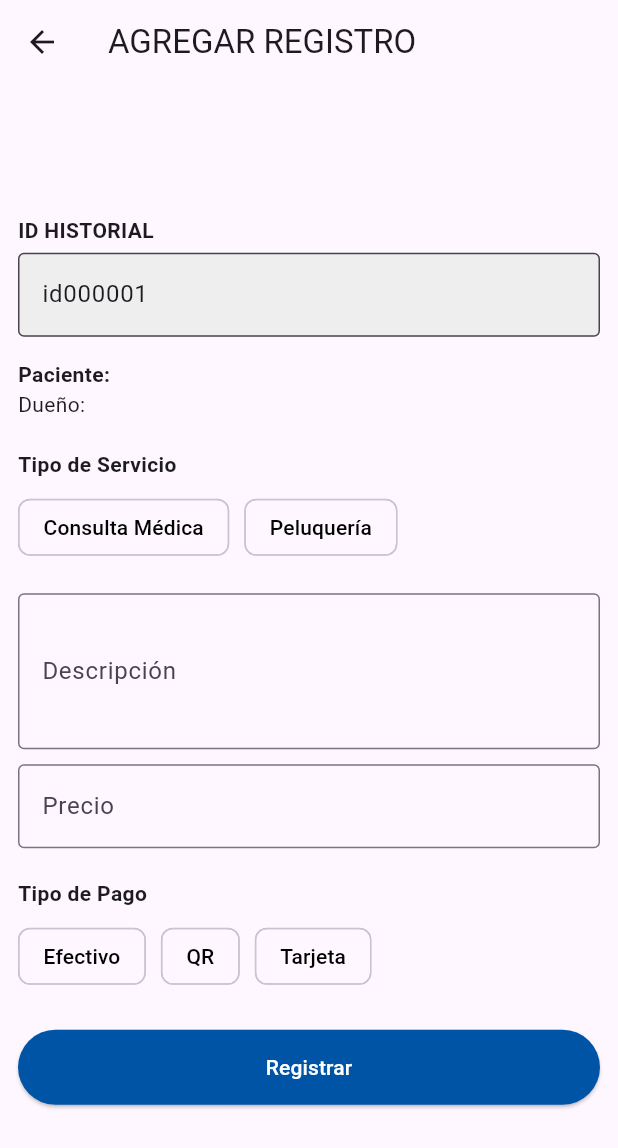
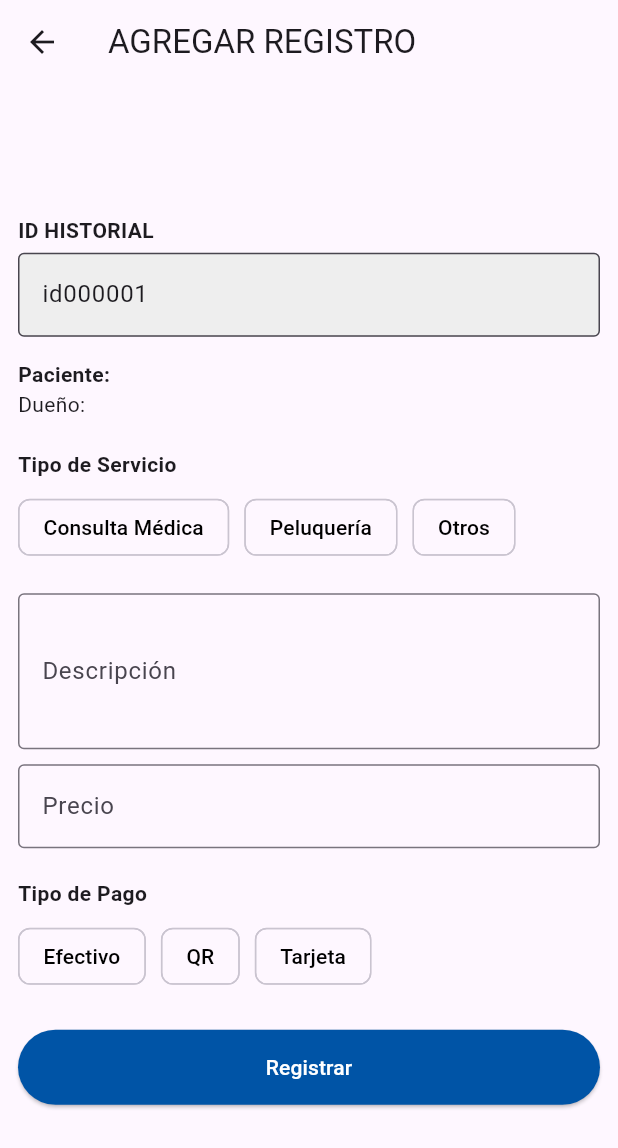
Before and after one commit to Brafa99/veterinaria_pandy, a Flutter app: the HistorialCreatePage screen opened directly, on a phone screen of 412 x 824 dp. Shown: the top 1148 px of the screen. Run offline on Flutter 3.47's test engine with Material 3 defaults, Android fonts, the phone set to English and light mode, and no system bars; our stand-ins replace cloud_firestore, firebase_auth, firebase_core, fl_chart, image_picker, pdf and 3 more; missing offline and left inert: dart:html; accounts and stored records are empty; project files that could hold a hidden picture were left out.

Commit message:
firebase_migracion5

```diff
--- a/lib/historial/historial_create_page.dart
+++ b/lib/historial/historial_create_page.dart
@@ -18,6 +18,7 @@ class _HistorialCreatePageState extends State<HistorialCreatePage> {
   bool loading = false;
 
   String tipoServicio = "";
+
   String tipoPago = "";
 
   String previewId = ""; // 🔥 ID visual
@@ -215,6 +216,12 @@ if (monto > 0) {
                         group: tipoServicio,
                         onSelected: (v) => setState(() => tipoServicio = v),
                       ),
+                      optionChip(
+                        label: "Otros",
+                        value: "otro",
+                        group: tipoServicio,
+                        onSelected: (v) => setState(() => tipoServicio = v),
+                      ),
                     ],
                   ),
 
```
